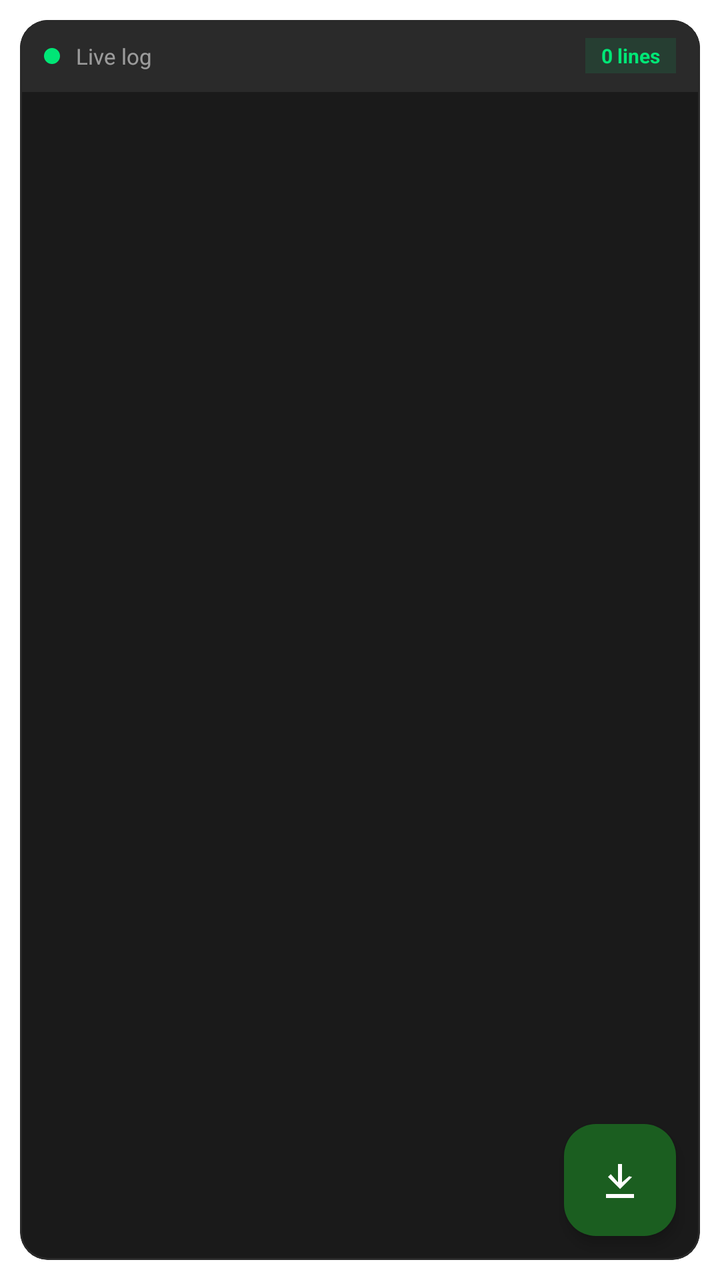
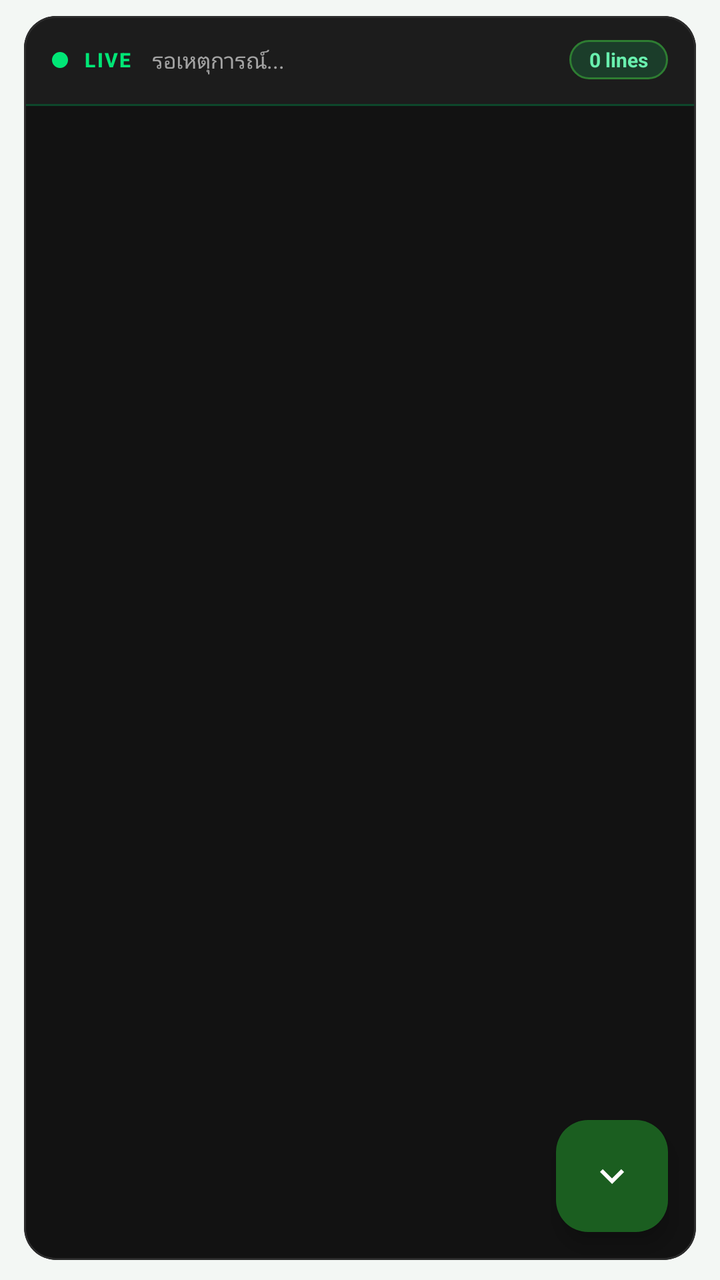

Screens rendered from an Android XML layout before and after an edit, with the pre-edit source and the edit as a unified diff.
<!-- AndroidManifest.xml: application theme Theme.MyApp -->
<!-- res/layout/page_connection_log.xml -->
<?xml version="1.0" encoding="utf-8"?>
<FrameLayout xmlns:android="http://schemas.android.com/apk/res/android"
    xmlns:app="http://schemas.android.com/apk/res-auto"
    android:layout_width="match_parent"
    android:layout_height="match_parent"
    android:background="?attr/colorSurface">

    
    <LinearLayout
        android:id="@+id/emptyLogState"
        android:layout_width="match_parent"
        android:layout_height="match_parent"
        android:gravity="center"
        android:orientation="vertical"
        android:padding="32dp"
        android:visibility="gone">

        <TextView
            android:layout_width="wrap_content"
            android:layout_height="wrap_content"
            android:text="📋"
            android:textSize="40sp" />

        <TextView
            android:layout_width="wrap_content"
            android:layout_height="wrap_content"
            android:layout_marginTop="12dp"
            android:text="ยังไม่มี Log"
            android:textColor="?attr/colorOnSurface"
            android:textSize="16sp"
            android:textStyle="bold" />

        <TextView
            android:layout_width="wrap_content"
            android:layout_height="wrap_content"
            android:layout_marginTop="6dp"
            android:gravity="center"
            android:text="เมื่อเชื่อมต่อ VPN รายละเอียด\nจะแสดงที่นี่"
            android:textColor="#88FFFFFF"
            android:textSize="13sp" />
    </LinearLayout>

    
    <com.google.android.material.card.MaterialCardView
        android:id="@+id/cardLog"
        android:layout_width="match_parent"
        android:layout_height="match_parent"
        android:layout_margin="10dp"
        app:cardBackgroundColor="#1A1A1A"
        app:cardCornerRadius="14dp"
        app:cardElevation="0dp"
        app:strokeWidth="1dp"
        app:strokeColor="#2A2A2A">

        <FrameLayout
            android:layout_width="match_parent"
            android:layout_height="match_parent">

            
            <LinearLayout
                android:layout_width="match_parent"
                android:layout_height="36dp"
                android:background="#2A2A2A"
                android:gravity="center_vertical"
                android:orientation="horizontal"
                android:paddingHorizontal="12dp">

                <View
                    android:layout_width="8dp"
                    android:layout_height="8dp"
                    android:background="@drawable/bg_dot_green" />

                <TextView
                    android:id="@+id/txtLogMeta"
                    android:layout_width="0dp"
                    android:layout_height="wrap_content"
                    android:layout_marginStart="8dp"
                    android:layout_weight="1"
                    android:ellipsize="end"
                    android:maxLines="1"
                    android:text="Live log"
                    android:textColor="#88FFFFFF"
                    android:textSize="11sp" />

                <TextView
                    android:id="@+id/txtLogCount"
                    android:layout_width="wrap_content"
                    android:layout_height="wrap_content"
                    android:background="#1A00E676"
                    android:paddingHorizontal="8dp"
                    android:paddingVertical="2dp"
                    android:text="0 lines"
                    android:textColor="#00E676"
                    android:textSize="10sp"
                    android:textStyle="bold" />
            </LinearLayout>

            <ScrollView
                android:id="@+id/scrollLogView"
                android:layout_width="match_parent"
                android:layout_height="match_parent"
                android:layout_marginTop="36dp"
                android:clipToPadding="false"
                android:fillViewport="true"
                android:overScrollMode="ifContentScrolls"
                android:paddingHorizontal="10dp"
                android:paddingTop="8dp"
                android:paddingBottom="56dp"
                android:scrollbars="vertical">

                <TextView
                    android:id="@+id/txtLogContent"
                    android:layout_width="match_parent"
                    android:layout_height="wrap_content"
                    android:fontFamily="monospace"
                    android:letterSpacing="0.01"
                    android:lineSpacingExtra="3dp"
                    android:textColor="?attr/colorOnSurface"
                    android:textIsSelectable="true"
                    android:textSize="11sp" />
            </ScrollView>

            
            <com.google.android.material.floatingactionbutton.FloatingActionButton
                android:id="@+id/btnLogScrollBottom"
                android:layout_width="wrap_content"
                android:layout_height="wrap_content"
                android:layout_gravity="bottom|end"
                android:layout_margin="12dp"
                android:contentDescription="Scroll to bottom"
                app:backgroundTint="#1B5E20"
                app:elevation="4dp"
                app:fabSize="mini"
                app:srcCompat="@drawable/ic_scroll_down"
                app:tint="#FFFFFF" />
        </FrameLayout>
    </com.google.android.material.card.MaterialCardView>

    
    <ImageButton
        android:id="@+id/btnLogCopy"
        android:layout_width="0dp"
        android:layout_height="0dp"
        android:visibility="gone" />
    <ImageButton
        android:id="@+id/btnLogClear"
        android:layout_width="0dp"
        android:layout_height="0dp"
        android:visibility="gone" />
</FrameLayout>
<!-- resources referenced by this layout -->
<resources>
  <!-- drawable bg_dot_green (drawable) -->
  <?xml version="1.0" encoding="utf-8"?>
  <shape xmlns:android="http://schemas.android.com/apk/res/android"
      android:shape="oval">
      <solid android:color="#00E676" />
  </shape>
  <!-- drawable ic_scroll_down (drawable) -->
  <?xml version="1.0" encoding="utf-8"?>
  <vector xmlns:android="http://schemas.android.com/apk/res/android"
      android:width="24dp"
      android:height="24dp"
      android:viewportWidth="24"
      android:viewportHeight="24">
      
      <path
          android:fillColor="#FFFFFF"
          android:pathData="M12,16.5l-6,-6 1.4,-1.4L11,13.17V4h2v9.17l3.6,-3.07L18,10.5l-6,6zM5,19h14v2H5v-2z"/>
  </vector>
  <color name="accent_green">#00A854</color>
  <color name="accent_green_soft">#E3F6EA</color>
  <color name="md_theme_secondary">#4A6356</color>
  <color name="md_theme_on_secondary">#FFFFFF</color>
  <color name="md_theme_secondary_container">#CCE8D7</color>
  <color name="md_theme_on_secondary_container">#062015</color>
  <color name="md_theme_error">#BA1A1A</color>
  <color name="md_theme_on_error">#FFFFFF</color>
  <color name="window_background">#F3F7F4</color>
  <color name="text_primary">#15201A</color>
  <color name="card_background">#FFFFFF</color>
  <color name="md_theme_surface_variant">#DCE8E0</color>
  <color name="md_theme_on_surface_variant">#3F4A43</color>
  <color name="md_theme_outline">#C5D4CB</color>
  <color name="status_bar">#F3F7F4</color>
  <color name="bottom_nav_background">#EAF4ED</color>
  <!-- unchanged entries left out for length: 1 -->
</resources>

<!-- the commit's change to res/layout/page_connection_log.xml (unified diff, before → after) -->
@@ -3,7 +3,7 @@
     xmlns:app="http://schemas.android.com/apk/res-auto"
     android:layout_width="match_parent"
     android:layout_height="match_parent"
-    android:background="?attr/colorSurface">
+    android:background="@color/window_background">
 
     
     <LinearLayout
@@ -12,32 +12,53 @@
         android:layout_height="match_parent"
         android:gravity="center"
         android:orientation="vertical"
-        android:padding="32dp"
+        android:paddingHorizontal="40dp"
         android:visibility="gone">
+
+        <FrameLayout
+            android:layout_width="104dp"
+            android:layout_height="104dp"
+            android:background="@drawable/bg_log_empty_circle">
+
+            <ImageView
+                android:layout_width="48dp"
+                android:layout_height="48dp"
+                android:layout_gravity="center"
+                android:src="@drawable/ic_log_empty"
+                android:contentDescription="@null" />
+        </FrameLayout>
 
         <TextView
             android:layout_width="wrap_content"
             android:layout_height="wrap_content"
-            android:text="📋"
-            android:textSize="40sp" />
+            android:layout_marginTop="20dp"
+            android:text="ยังไม่มีบันทึก"
+            android:textColor="?attr/colorOnSurface"
+            android:textSize="18sp"
+            android:textStyle="bold"
+            android:fontFamily="sans-serif-medium" />
 
         <TextView
             android:layout_width="wrap_content"
             android:layout_height="wrap_content"
-            android:layout_marginTop="12dp"
-            android:text="ยังไม่มี Log"
-            android:textColor="?attr/colorOnSurface"
-            android:textSize="16sp"
-            android:textStyle="bold" />
+            android:layout_marginTop="8dp"
+            android:gravity="center"
+            android:lineSpacingExtra="3dp"
+            android:text="เมื่อกดเชื่อมต่อ VPN\nสถานะและเหตุการณ์จะแสดงที่นี่แบบเรียลไทม์"
+            android:textColor="#78FFFFFF"
+            android:textSize="13sp" />
 
         <TextView
             android:layout_width="wrap_content"
             android:layout_height="wrap_content"
-            android:layout_marginTop="6dp"
-            android:gravity="center"
-            android:text="เมื่อเชื่อมต่อ VPN รายละเอียด\nจะแสดงที่นี่"
-            android:textColor="#88FFFFFF"
-            android:textSize="13sp" />
+            android:layout_marginTop="18dp"
+            android:background="@drawable/bg_log_chip"
+            android:paddingHorizontal="14dp"
+            android:paddingVertical="6dp"
+            android:text="Live · Auto scroll"
+            android:textColor="#69F0AE"
+            android:textSize="11sp"
+            android:fontFamily="sans-serif-medium" />
     </LinearLayout>
 
     
@@ -45,25 +66,28 @@
         android:id="@+id/cardLog"
         android:layout_width="match_parent"
         android:layout_height="match_parent"
-        android:layout_margin="10dp"
-        app:cardBackgroundColor="#1A1A1A"
-        app:cardCornerRadius="14dp"
+        android:layout_marginHorizontal="12dp"
+        android:layout_marginTop="8dp"
+        android:layout_marginBottom="10dp"
+        app:cardBackgroundColor="#121212"
+        app:cardCornerRadius="16dp"
         app:cardElevation="0dp"
         app:strokeWidth="1dp"
-        app:strokeColor="#2A2A2A">
+        app:strokeColor="#2C2C2C">
 
-        <FrameLayout
+        <LinearLayout
             android:layout_width="match_parent"
-            android:layout_height="match_parent">
+            android:layout_height="match_parent"
+            android:orientation="vertical">
 
             
             <LinearLayout
                 android:layout_width="match_parent"
-                android:layout_height="36dp"
-                android:background="#2A2A2A"
+                android:layout_height="44dp"
+                android:background="#1C1C1C"
                 android:gravity="center_vertical"
                 android:orientation="horizontal"
-                android:paddingHorizontal="12dp">
+                android:paddingHorizontal="14dp">
 
                 <View
                     android:layout_width="8dp"
@@ -71,69 +95,91 @@
                     android:background="@drawable/bg_dot_green" />
 
                 <TextView
+                    android:layout_width="wrap_content"
+                    android:layout_height="wrap_content"
+                    android:layout_marginStart="8dp"
+                    android:text="LIVE"
+                    android:textColor="#00E676"
+                    android:textSize="10sp"
+                    android:textStyle="bold"
+                    android:letterSpacing="0.08"
+                    android:fontFamily="sans-serif-medium" />
+
+                <TextView
                     android:id="@+id/txtLogMeta"
                     android:layout_width="0dp"
                     android:layout_height="wrap_content"
-                    android:layout_marginStart="8dp"
+                    android:layout_marginStart="10dp"
                     android:layout_weight="1"
                     android:ellipsize="end"
                     android:maxLines="1"
-                    android:text="Live log"
-                    android:textColor="#88FFFFFF"
+                    android:text="รอเหตุการณ์..."
+                    android:textColor="#99FFFFFF"
                     android:textSize="11sp" />
 
                 <TextView
                     android:id="@+id/txtLogCount"
                     android:layout_width="wrap_content"
                     android:layout_height="wrap_content"
-                    android:background="#1A00E676"
-                    android:paddingHorizontal="8dp"
-                    android:paddingVertical="2dp"
+                    android:background="@drawable/bg_log_chip"
+                    android:paddingHorizontal="10dp"
+                    android:paddingVertical="3dp"
                     android:text="0 lines"
-                    android:textColor="#00E676"
+                    android:textColor="#69F0AE"
                     android:textSize="10sp"
                     android:textStyle="bold" />
             </LinearLayout>
 
-            <ScrollView
-                android:id="@+id/scrollLogView"
+            
+            <View
                 android:layout_width="match_parent"
-                android:layout_height="match_parent"
-                android:layout_marginTop="36dp"
-                android:clipToPadding="false"
-                android:fillViewport="true"
-                android:overScrollMode="ifContentScrolls"
-                android:paddingHorizontal="10dp"
-                android:paddingTop="8dp"
-                android:paddingBottom="56dp"
-                android:scrollbars="vertical">
+                android:layout_height="1dp"
+                android:background="#00E676"
+                android:alpha="0.25" />
 
-                <TextView
-                    android:id="@+id/txtLogContent"
+            <FrameLayout
+                android:layout_width="match_parent"
+                android:layout_height="0dp"
+                android:layout_weight="1">
+
+                <ScrollView
+                    android:id="@+id/scrollLogView"
                     android:layout_width="match_parent"
+                    android:layout_height="match_parent"
+                    android:clipToPadding="false"
+                    android:fillViewport="true"
+                    android:overScrollMode="ifContentScrolls"
+                    android:paddingHorizontal="12dp"
+                    android:paddingTop="10dp"
+                    android:paddingBottom="64dp"
+                    android:scrollbars="none">
+
+                    <TextView
+                        android:id="@+id/txtLogContent"
+                        android:layout_width="match_parent"
+                        android:layout_height="wrap_content"
+                        android:fontFamily="monospace"
+                        android:letterSpacing="0.01"
+                        android:lineSpacingExtra="4dp"
+                        android:textColor="#E0E0E0"
+                        android:textIsSelectable="true"
+                        android:textSize="11.5sp" />
+                </ScrollView>
+
+                <com.google.android.material.floatingactionbutton.FloatingActionButton
+                    android:id="@+id/btnLogScrollBottom"
+                    android:layout_width="wrap_content"
                     android:layout_height="wrap_content"
-                    android:fontFamily="monospace"
-                    android:letterSpacing="0.01"
-                    android:lineSpacingExtra="3dp"
-                    android:textColor="?attr/colorOnSurface"
-                    android:textIsSelectable="true"
-                    android:textSize="11sp" />
-            </ScrollView>
-
-            
-            <com.google.android.material.floatingactionbutton.FloatingActionButton
-                android:id="@+id/btnLogScrollBottom"
-                android:layout_width="wrap_content"
-                android:layout_height="wrap_content"
-                android:layout_gravity="bottom|end"
-                android:layout_margin="12dp"
-                android:contentDescription="Scroll to bottom"
-                app:backgroundTint="#1B5E20"
-                app:elevation="4dp"
-                app:fabSize="mini"
-                app:srcCompat="@drawable/ic_scroll_down"
-                app:tint="#FFFFFF" />
-        </FrameLayout>
+                    android:layout_gravity="bottom|end"
+                    android:layout_margin="14dp"
+                    android:contentDescription="เลื่อนลงล่างสุด"
+                    app:backgroundTint="#1B5E20"
+                    app:elevation="6dp"
+                    app:fabSize="mini"
+                    app:srcCompat="@drawable/ic_scroll_down"
+                    app:tint="#FFFFFF" />
+            </FrameLayout>
+        </LinearLayout>
     </com.google.android.material.card.MaterialCardView>
 
     
<!-- resource entries referenced after the edit -->
@@ -6,6 +6,40 @@
       android:shape="oval">
       <solid android:color="#00E676" />
   </shape>
+  <!-- drawable bg_log_chip (drawable) -->
+  <?xml version="1.0" encoding="utf-8"?>
+  <shape xmlns:android="http://schemas.android.com/apk/res/android"
+      android:shape="rectangle">
+      <solid android:color="#1B3D2A"/>
+      <corners android:radius="20dp"/>
+      <stroke android:width="1dp" android:color="#2E7D32"/>
+  </shape>
+  <!-- drawable bg_log_empty_circle (drawable) -->
+  <?xml version="1.0" encoding="utf-8"?>
+  <shape xmlns:android="http://schemas.android.com/apk/res/android"
+      android:shape="oval">
+      <solid android:color="#1A2E24"/>
+      <stroke android:width="1.5dp" android:color="#2E7D32"/>
+      <size android:width="96dp" android:height="96dp"/>
+  </shape>
+  <!-- drawable ic_log_empty (drawable) -->
+  <?xml version="1.0" encoding="utf-8"?>
+  <vector xmlns:android="http://schemas.android.com/apk/res/android"
+      android:width="64dp"
+      android:height="64dp"
+      android:viewportWidth="24"
+      android:viewportHeight="24">
+      <path
+          android:fillColor="#00E676"
+          android:fillAlpha="0.15"
+          android:pathData="M4,4h12c1.1,0 2,0.9 2,2v14l-4,-3H4c-1.1,0 -2,-0.9 -2,-2V6c0,-1.1 0.9,-2 2,-2z"/>
+      <path
+          android:fillColor="#00E676"
+          android:pathData="M6,8h8v1.5H6V8zM6,11h8v1.5H6V11zM6,14h5v1.5H6V14z"/>
+      <path
+          android:fillColor="#69F0AE"
+          android:pathData="M16,2h2c1.1,0 2,0.9 2,2v3h-2V4h-2V2z"/>
+  </vector>
   <!-- drawable ic_scroll_down (drawable) -->
   <?xml version="1.0" encoding="utf-8"?>
   <vector xmlns:android="http://schemas.android.com/apk/res/android"
@@ -13,10 +47,9 @@
       android:height="24dp"
       android:viewportWidth="24"
       android:viewportHeight="24">
-      
       <path
           android:fillColor="#FFFFFF"
-          android:pathData="M12,16.5l-6,-6 1.4,-1.4L11,13.17V4h2v9.17l3.6,-3.07L18,10.5l-6,6zM5,19h14v2H5v-2z"/>
+          android:pathData="M7.41,8.59L12,13.17l4.59,-4.58L18,10l-6,6 -6,-6 1.41,-1.41z"/>
   </vector>
   <color name="accent_green">#00A854</color>
   <color name="accent_green_soft">#E3F6EA</color>
